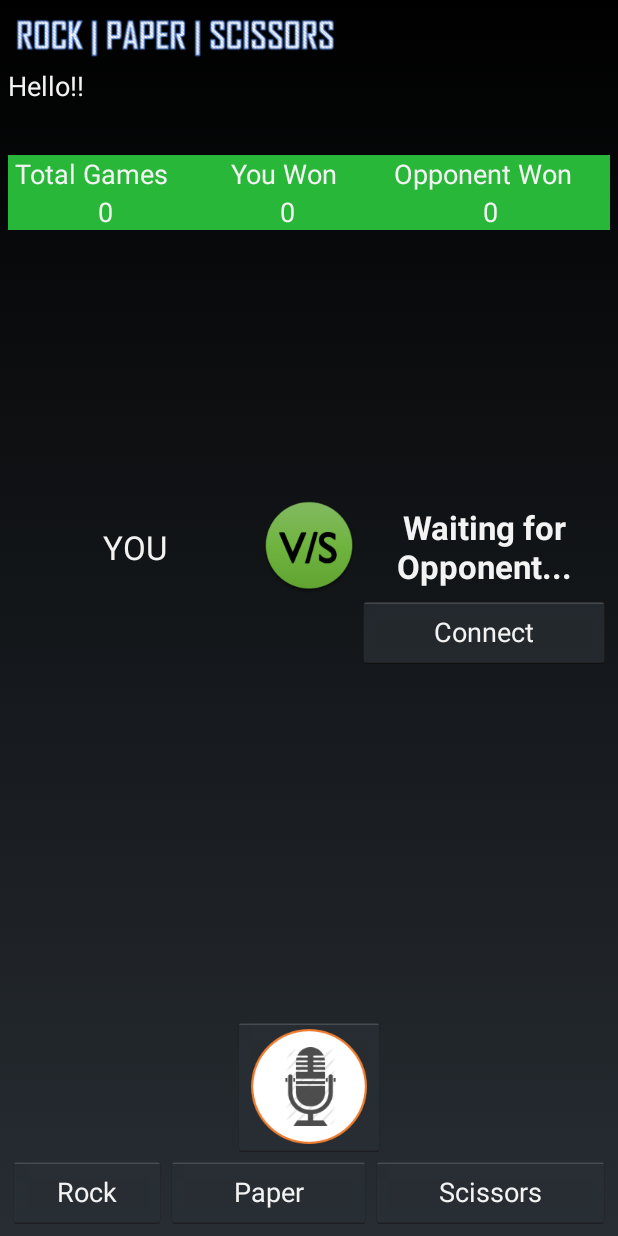
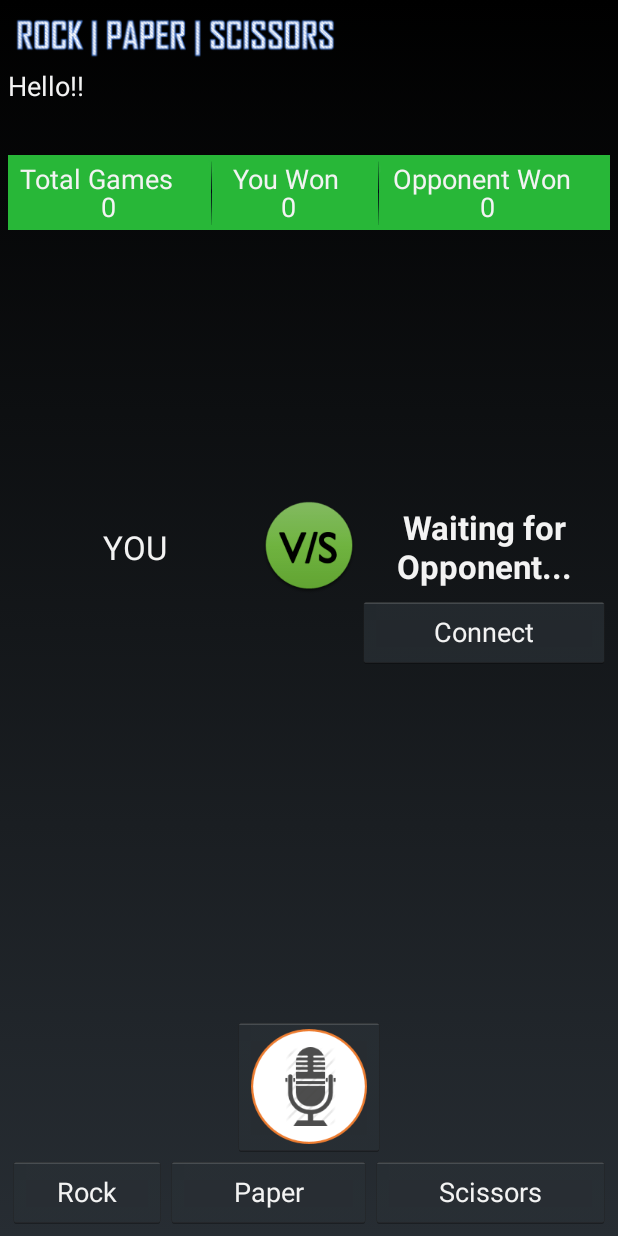
Before and after one commit to avaneeshd/RockPaperScissors, an Android app: the layout activity_main.xml on its own in the app's theme, with its tools: preview values and no code run, on a phone screen of 412 x 824 dp. Run offline under Robolectric (Android 15) with nearby library versions, the phone set to English and light mode, and no system bars.

Commit message:
changes to enable disable buttons and layout

```diff
--- a/app/src/main/java/apps/avaneesh/com/rockpaperscissors/MainActivity.java
+++ b/app/src/main/java/apps/avaneesh/com/rockpaperscissors/MainActivity.java
@@ -15,6 +15,7 @@ import android.view.Menu;
 import android.view.MenuItem;
 import android.view.View;
 import android.widget.Button;
+import android.widget.ImageButton;
 import android.widget.TextView;
 import android.widget.Toast;
 
@@ -110,6 +111,7 @@ public class MainActivity extends Activity implements View.OnClickListener{
                     startActivityForResult(i, REQUEST_CONNECT_DEVICE);
                 }
             });
+            disableButtons();
         }else{  //Single Player setup
             opponentName = "COMPUTER";
             ((TextView)findViewById(R.id.txtOpponent)).setText(opponentName);
@@ -169,10 +171,10 @@ public class MainActivity extends Activity implements View.OnClickListener{
                     txtSpeech.setText(recordedWords[0].toUpperCase());
                     if(!isMultiPlayer) {
                         showResult(recordedWords[0].toUpperCase(), null);
-                        disableButtons();
                     }
                     else{
                         sendMessage(recordedWords[0].toUpperCase());
+                        disableButtons();
                     }
                 }
                 else {
@@ -297,12 +299,16 @@ public class MainActivity extends Activity implements View.OnClickListener{
         rock.setEnabled(false);
         paper.setEnabled(false);
         scissor.setEnabled(false);
+        ImageButton btnSpeak = (ImageButton)findViewById(R.id.btnSpeak);
+        btnSpeak.setEnabled(false);
     }
 
     public void enableButtons(){
         rock.setEnabled(true);
         paper.setEnabled(true);
         scissor.setEnabled(true);
+        ImageButton btnSpeak = (ImageButton)findViewById(R.id.btnSpeak);
+        btnSpeak.setEnabled(true);
     }
     public void updateScoreOnUI(){
 
@@ -477,7 +483,7 @@ public class MainActivity extends Activity implements View.OnClickListener{
                             flag = false;
                         }
                         Toast.makeText(getApplicationContext(), getResources().getString(R.string.now_connected), Toast.LENGTH_SHORT).show();
-
+                        enableButtons();
                     }else if(readMessage.contains(MESSAGE_PLAY_AGAIN)){
                           opponentPlayAgain = true;
                           if(pDialog.isShowing()) {
--- a/app/src/main/res/layout/activity_main.xml
+++ b/app/src/main/res/layout/activity_main.xml
@@ -78,6 +78,7 @@
         android:layout_width="fill_parent"
         android:layout_height="50dp"
         android:background="#ff28b738"
+        android:padding="3dp"
         android:layout_below="@+id/txtHello"
         android:layout_alignParentLeft="true"
         android:layout_alignParentStart="true"
@@ -108,6 +109,7 @@
                 android:id="@+id/total_games"
                 android:layout_alignParentBottom="true"
                 android:layout_centerHorizontal="true" />
+
         </RelativeLayout>
 
         <RelativeLayout
@@ -131,6 +133,15 @@
                 android:id="@+id/wins_score"
                 android:layout_alignParentBottom="true"
                 android:layout_centerHorizontal="true" />
+
+            <ImageView
+                android:layout_width="wrap_content"
+                android:layout_height="wrap_content"
+                android:id="@+id/imageView3"
+                android:src="@drawable/vertical_divider"
+                android:layout_alignParentTop="true"
+                android:layout_alignParentLeft="true"
+                android:layout_alignParentStart="true" />
         </RelativeLayout>
         <RelativeLayout
             android:layout_width="wrap_content"
@@ -151,6 +162,15 @@
                 android:id="@+id/oppo_wins_score"
                 android:layout_alignParentBottom="true"
                 android:layout_centerHorizontal="true" />
+
+            <ImageView
+                android:layout_width="wrap_content"
+                android:layout_height="wrap_content"
+                android:id="@+id/imageView4"
+                android:src="@drawable/vertical_divider"
+                android:layout_alignParentTop="true"
+                android:layout_alignParentLeft="true"
+                android:layout_alignParentStart="true" />" />
         </RelativeLayout>
     </LinearLayout>
 
```
Also changed, not shown: app/src/main/res/drawable-xxhdpi/vertical_divider.png (added).
